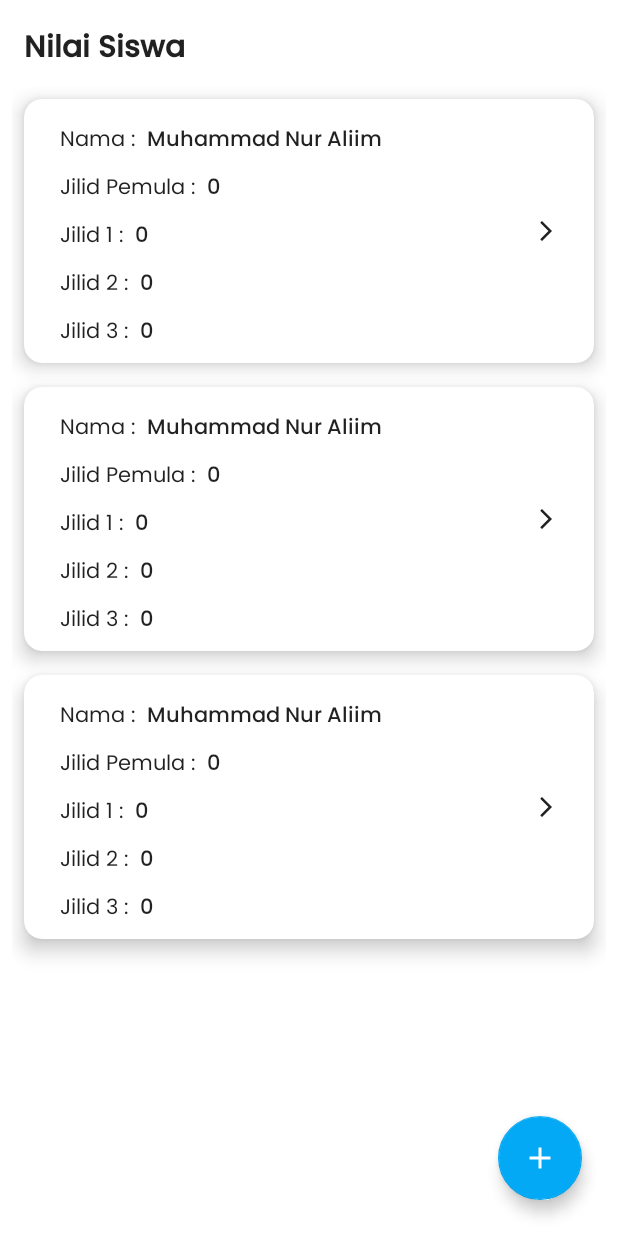
After one commit to nraliim/Darosa, an Android app: the layout activity_nilai_siswa.xml on its own in the app's theme, with its tools: preview values and no code run, on a phone screen of 412 x 824 dp. The commit adds this screen. Run offline under Robolectric (Android 15) with nearby library versions, the phone set to English and light mode, and no system bars.

Commit message:
guru: tambah fitur tampil nilai siswa

```diff
--- a/app/src/main/AndroidManifest.xml
+++ b/app/src/main/AndroidManifest.xml
@@ -16,6 +16,9 @@
         android:supportsRtl="true"
         android:theme="@style/Theme.Darosa"
         tools:targetApi="31">
+        <activity
+            android:name=".ui.score.NilaiSiswaActivity"
+            android:exported="false" />
         <activity
             android:name=".ui.progress.DetailProgressActivity"
             android:exported="false" />
--- a/app/src/main/java/com/darosa/app/ui/dashboard/DashboardGuruActivity.kt
+++ b/app/src/main/java/com/darosa/app/ui/dashboard/DashboardGuruActivity.kt
@@ -10,6 +10,7 @@ import com.darosa.app.databinding.ActivityDashboardGuruBinding
 import com.darosa.app.ui.datasiswa.DataSiswaActivity
 import com.darosa.app.ui.profil.ProfilActivity
 import com.darosa.app.ui.profil.ProfilMadrasahActivity
+import com.darosa.app.ui.score.NilaiSiswaActivity
 import com.denzcoskun.imageslider.constants.ScaleTypes
 import com.denzcoskun.imageslider.models.SlideModel
 import com.google.firebase.auth.FirebaseAuth
@@ -52,6 +53,9 @@ class DashboardGuruActivity : AppCompatActivity() {
         binding.cvProfilMadrasah.setOnClickListener {
             startActivity(Intent(this, ProfilMadrasahActivity::class.java))
         }
+        binding.cvNilaiSiswa.setOnClickListener {
+            startActivity(Intent(this, NilaiSiswaActivity::class.java))
+        }
     }
 
     private fun imageSlideShow() {
--- /dev/null
+++ b/app/src/main/res/drawable/ic_add.xml
@@ -0,0 +1,5 @@
+<vector android:height="24dp" android:tint="#FFFFFF"
+    android:viewportHeight="24" android:viewportWidth="24"
+    android:width="24dp" xmlns:android="http://schemas.android.com/apk/res/android">
+    <path android:fillColor="@android:color/white" android:pathData="M19,13h-6v6h-2v-6H5v-2h6V5h2v6h6v2z"/>
+</vector>
--- /dev/null
+++ b/app/src/main/res/layout/activity_nilai_siswa.xml
@@ -0,0 +1,80 @@
+<?xml version="1.0" encoding="utf-8"?>
+<androidx.constraintlayout.widget.ConstraintLayout xmlns:android="http://schemas.android.com/apk/res/android"
+    xmlns:app="http://schemas.android.com/apk/res-auto"
+    xmlns:tools="http://schemas.android.com/tools"
+    android:layout_width="match_parent"
+    android:layout_height="match_parent"
+    tools:context=".ui.score.NilaiSiswaActivity">
+
+    <TextView
+        android:id="@+id/tv_nilai_siswa"
+        android:layout_width="match_parent"
+        android:layout_height="wrap_content"
+        android:layout_marginStart="16dp"
+        android:layout_marginTop="16dp"
+        android:fontFamily="@font/poppins_medium"
+        android:text="@string/nilai_siswa"
+        android:textColor="?android:textColorPrimary"
+        android:textSize="20sp"
+        android:textStyle="bold"
+        app:layout_constraintStart_toStartOf="parent"
+        app:layout_constraintTop_toTopOf="parent" />
+
+    <com.airbnb.lottie.LottieAnimationView
+        android:id="@+id/progress_bar_dialog"
+        android:layout_width="100dp"
+        android:layout_height="100dp"
+        android:visibility="gone"
+        app:layout_constraintBottom_toBottomOf="parent"
+        app:layout_constraintEnd_toEndOf="parent"
+        app:layout_constraintStart_toStartOf="parent"
+        app:layout_constraintTop_toBottomOf="@id/tv_nilai_siswa"
+        app:layout_constraintVertical_bias="0.3"
+        app:lottie_autoPlay="true"
+        app:lottie_fileName="loading.json"
+        app:lottie_loop="true"
+        app:lottie_speed="2"
+        tools:visibility="visible" />
+
+    <androidx.recyclerview.widget.RecyclerView
+        android:id="@+id/rv_nilai_siswa"
+        android:layout_width="match_parent"
+        android:layout_height="0dp"
+        android:padding="8dp"
+        app:layout_constraintBottom_toBottomOf="parent"
+        app:layout_constraintEnd_toEndOf="parent"
+        app:layout_constraintStart_toStartOf="parent"
+        app:layout_constraintTop_toBottomOf="@id/tv_nilai_siswa"
+        tools:listitem="@layout/item_row_scores" />
+
+    <com.google.android.material.floatingactionbutton.FloatingActionButton
+        android:id="@+id/fab_add_score"
+        android:layout_width="wrap_content"
+        android:layout_height="wrap_content"
+        android:layout_margin="24dp"
+        android:clickable="true"
+        android:contentDescription="@string/nilai_siswa"
+        android:focusable="true"
+        android:foregroundGravity="bottom"
+        android:src="@drawable/ic_add"
+        app:fabSize="normal"
+        app:layout_constraintBottom_toBottomOf="parent"
+        app:layout_constraintEnd_toEndOf="parent" />
+
+    <include
+        android:id="@+id/layout_empty_data"
+        layout="@layout/empty_data"
+        android:layout_width="match_parent"
+        android:layout_height="wrap_content"
+        android:layout_marginStart="8dp"
+        android:layout_marginTop="8dp"
+        android:layout_marginEnd="8dp"
+        android:layout_marginBottom="8dp"
+        android:visibility="gone"
+        app:layout_constraintBottom_toBottomOf="parent"
+        app:layout_constraintEnd_toEndOf="parent"
+        app:layout_constraintStart_toStartOf="parent"
+        app:layout_constraintTop_toBottomOf="@id/tv_nilai_siswa"
+        tools:visibility="gone" />
+
+</androidx.constraintlayout.widget.ConstraintLayout>
--- /dev/null
+++ b/app/src/main/res/layout/item_row_scores.xml
@@ -0,0 +1,181 @@
+<?xml version="1.0" encoding="utf-8"?>
+<com.google.android.material.card.MaterialCardView xmlns:android="http://schemas.android.com/apk/res/android"
+    xmlns:app="http://schemas.android.com/apk/res-auto"
+    xmlns:tools="http://schemas.android.com/tools"
+    android:id="@+id/cv_jilid_pemula"
+    android:layout_width="match_parent"
+    android:layout_height="wrap_content"
+    android:layout_marginHorizontal="8dp"
+    android:layout_marginVertical="8dp"
+    app:cardCornerRadius="12dp"
+    app:cardElevation="8dp">
+
+    <androidx.constraintlayout.widget.ConstraintLayout
+        android:layout_width="match_parent"
+        android:layout_height="match_parent">
+
+        <LinearLayout
+            android:id="@+id/ll_nama"
+            android:layout_width="match_parent"
+            android:layout_height="wrap_content"
+            android:layout_marginTop="16dp"
+            app:layout_constraintStart_toStartOf="parent"
+            app:layout_constraintEnd_toEndOf="parent"
+            app:layout_constraintTop_toTopOf="parent"
+            android:orientation="horizontal">
+
+            <TextView
+                android:layout_width="wrap_content"
+                android:layout_height="wrap_content"
+                android:layout_marginStart="24dp"
+                android:text="@string/nama"
+                android:textColor="?android:textColorPrimary"
+                android:textSize="14sp"/>
+
+            <TextView
+                android:id="@+id/tv_name"
+                android:layout_width="wrap_content"
+                android:layout_height="wrap_content"
+                android:layout_marginStart="8dp"
+                android:fontFamily="@font/poppins_medium"
+                android:text="@string/dummy_nama"
+                android:textColor="?android:textColorPrimary"
+                android:textSize="14sp" />
+
+        </LinearLayout>
+
+        <LinearLayout
+            android:id="@+id/ll_jilid0"
+            android:layout_width="match_parent"
+            android:layout_height="wrap_content"
+            android:layout_marginTop="8dp"
+            app:layout_constraintStart_toStartOf="parent"
+            app:layout_constraintEnd_toEndOf="parent"
+            app:layout_constraintTop_toBottomOf="@id/ll_nama"
+            android:orientation="horizontal">
+
+            <TextView
+                android:layout_width="wrap_content"
+                android:layout_height="wrap_content"
+                android:layout_marginStart="24dp"
+                android:text="@string/jilid_pemula"
+                android:textColor="?android:textColorPrimary"
+                android:textSize="14sp"/>
+
+            <TextView
+                android:id="@+id/tv_jilid0"
+                android:layout_width="wrap_content"
+                android:layout_height="wrap_content"
+                android:layout_marginStart="8dp"
+                android:fontFamily="@font/poppins_medium"
+                android:text="0"
+                android:textColor="?android:textColorPrimary"
+                android:textSize="14sp" />
+
+        </LinearLayout>
+
+        <LinearLayout
+            android:id="@+id/ll_jilid1"
+            android:layout_width="match_parent"
+            android:layout_height="wrap_content"
+            android:layout_marginTop="8dp"
+            app:layout_constraintStart_toStartOf="parent"
+            app:layout_constraintEnd_toEndOf="parent"
+            app:layout_constraintTop_toBottomOf="@id/ll_jilid0"
+            android:orientation="horizontal">
+
+            <TextView
+                android:layout_width="wrap_content"
+                android:layout_height="wrap_content"
+                android:layout_marginStart="24dp"
+                android:text="@string/jilid_1"
+                android:textColor="?android:textColorPrimary"
+                android:textSize="14sp"/>
+
+            <TextView
+                android:id="@+id/tv_jilid1"
+                android:layout_width="wrap_content"
+                android:layout_height="wrap_content"
+                android:layout_marginStart="8dp"
+                android:fontFamily="@font/poppins_medium"
+                android:text="0"
+                android:textColor="?android:textColorPrimary"
+                android:textSize="14sp" />
+
+        </LinearLayout>
+
+        <LinearLayout
+            android:id="@+id/ll_jilid2"
+            android:layout_width="match_parent"
+            android:layout_height="wrap_content"
+            android:layout_marginTop="8dp"
+            app:layout_constraintStart_toStartOf="parent"
+            app:layout_constraintEnd_toEndOf="parent"
+            app:layout_constraintTop_toBottomOf="@id/ll_jilid1"
+            android:orientation="horizontal">
+
+            <TextView
+                android:layout_width="wrap_content"
+                android:layout_height="wrap_content"
+                android:layout_marginStart="24dp"
+                android:text="@string/jilid_2"
+                android:textColor="?android:textColorPrimary"
+                android:textSize="14sp"/>
+
+            <TextView
+                android:id="@+id/tv_jilid2"
+                android:layout_width="wrap_content"
+                android:layout_height="wrap_content"
+                android:layout_marginStart="8dp"
+                android:fontFamily="@font/poppins_medium"
+                android:text="0"
+                android:textColor="?android:textColorPrimary"
+                android:textSize="14sp" />
+
+        </LinearLayout>
+
+        <LinearLayout
+            android:id="@+id/ll_jilid3"
+            android:layout_width="match_parent"
+            android:layout_height="wrap_content"
+            android:layout_marginVertical="8dp"
+            app:layout_constraintStart_toStartOf="parent"
+            app:layout_constraintEnd_toEndOf="parent"
+            app:layout_constraintTop_toBottomOf="@id/ll_jilid2"
+            app:layout_constraintBottom_toBottomOf="parent"
+            android:orientation="horizontal">
+
+            <TextView
+                android:layout_width="wrap_content"
+                android:layout_height="wrap_content"
+                android:layout_marginStart="24dp"
+                android:text="@string/jilid_3"
+                android:textColor="?android:textColorPrimary"
+                android:textSize="14sp"/>
+
+            <TextView
+                android:id="@+id/tv_jilid3"
+                android:layout_width="wrap_content"
+                android:layout_height="wrap_content"
+                android:layout_marginStart="8dp"
+                android:fontFamily="@font/poppins_medium"
+                android:text="0"
+                android:textColor="?android:textColorPrimary"
+                android:textSize="14sp" />
+
+        </LinearLayout>
+
+        <ImageView
+            android:layout_width="16dp"
+            android:layout_height="wrap_content"
+            android:layout_marginEnd="24dp"
+            android:src="@drawable/ic_arrow_forward"
+            app:layout_constraintBottom_toBottomOf="parent"
+            app:layout_constraintEnd_toEndOf="parent"
+            app:layout_constraintTop_toTopOf="parent"
+            app:tint="?android:textColorPrimary"
+            tools:ignore="ContentDescription" />
+
+    </androidx.constraintlayout.widget.ConstraintLayout>
+
+</com.google.android.material.card.MaterialCardView>
--- a/app/src/main/res/values-night/themes.xml
+++ b/app/src/main/res/values-night/themes.xml
@@ -2,12 +2,12 @@
     <!-- Base application theme. -->
     <style name="Theme.Darosa" parent="Theme.MaterialComponents.DayNight.NoActionBar">
         <!-- Primary brand color. -->
-        <item name="colorPrimary">@color/purple_200</item>
+        <item name="colorPrimary">@color/purple_500</item>
         <item name="colorPrimaryVariant">@color/purple_700</item>
         <item name="colorOnPrimary">@color/black</item>
         <!-- Secondary brand color. -->
         <item name="colorSecondary">@color/blue_200</item>
-        <item name="colorSecondaryVariant">@color/blue_200</item>
+        <item name="colorSecondaryVariant">@color/blue_700</item>
         <item name="colorOnSecondary">@color/black</item>
         <!-- Status bar color. -->
         <item name="android:statusBarColor" >?attr/colorPrimaryVariant</item>
--- a/app/src/main/res/values/strings.xml
+++ b/app/src/main/res/values/strings.xml
@@ -54,7 +54,7 @@
     <string name="save">Simpan</string>
     <string name="data_siswa">Data Siswa</string>
     <string name="input_name_student">Masukkan nama siswa</string>
-    <string name="not_found">Data siswa tidak ditemukan</string>
+    <string name="not_found">Data tidak ditemukan</string>
     <string name="fullname">Nama Lengkap</string>
     <string name="progress_belajar">Progress Belajar</string>
     <string name="profil_siswa">Profil Siswa</string>
@@ -65,4 +65,10 @@
     <string name="selesai">Selesai</string>
     <string name="berikan_masukan">Berikan Masukan</string>
     <string name="feedback">Feedback</string>
+    <string name="nilai_siswa">Nilai Siswa</string>
+    <string name="nama">Nama             :</string>
+    <string name="jilid_pemula">Jilid Pemula :</string>
+    <string name="jilid_1">Jilid 1               :</string>
+    <string name="jilid_2">Jilid 2              :</string>
+    <string name="jilid_3">Jilid 3              :</string>
 </resources>
--- a/app/src/main/res/values/themes.xml
+++ b/app/src/main/res/values/themes.xml
@@ -8,7 +8,7 @@
         <!-- Secondary brand color. -->
         <item name="colorSecondary">@color/blue_200</item>
         <item name="colorSecondaryVariant">@color/blue_700</item>
-        <item name="colorOnSecondary">@color/black</item>
+        <item name="colorOnSecondary">@color/white</item>
         <!-- Status bar color. -->
         <item name="android:statusBarColor" >?attr/colorPrimaryVariant</item>
         <item name="android:fontFamily">@font/poppins_regular</item>
```
Also changed, not shown: app/src/main/java/com/darosa/app/data/Score.kt (added, +14 -0 lines), app/src/main/java/com/darosa/app/repository/ScoreRepository.kt (added, +46 -0 lines), app/src/main/java/com/darosa/app/ui/score/NilaiSiswaActivity.kt (added, +38 -0 lines), app/src/main/java/com/darosa/app/ui/score/NilaiSiswaAdapter.kt (added, +68 -0 lines), app/src/main/java/com/darosa/app/ui/score/NilaiSiswaViewModel.kt (added, +20 -0 lines), app/src/main/res/layout/activity_dashboard_guru.xml (+46 -1 lines), app/src/main/res/drawable/score.png (added).
